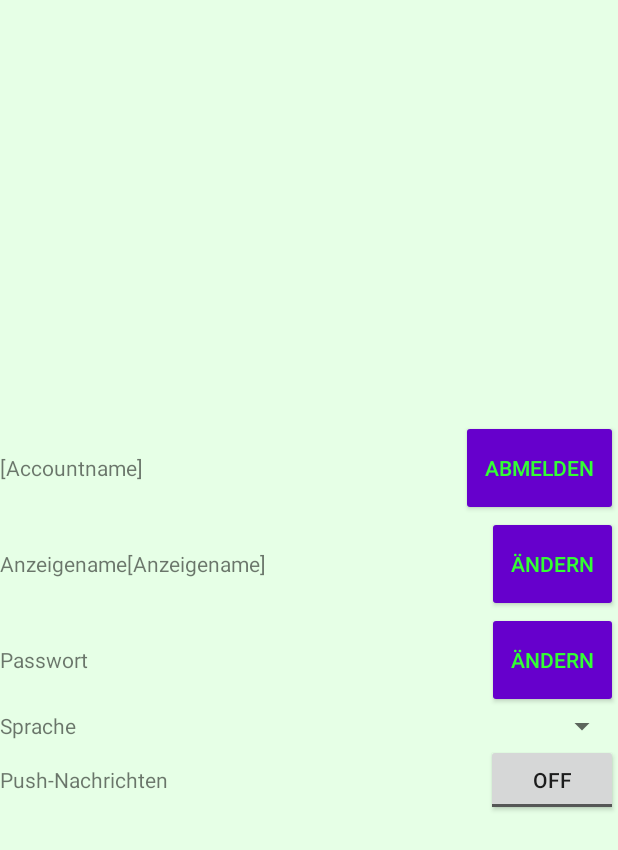
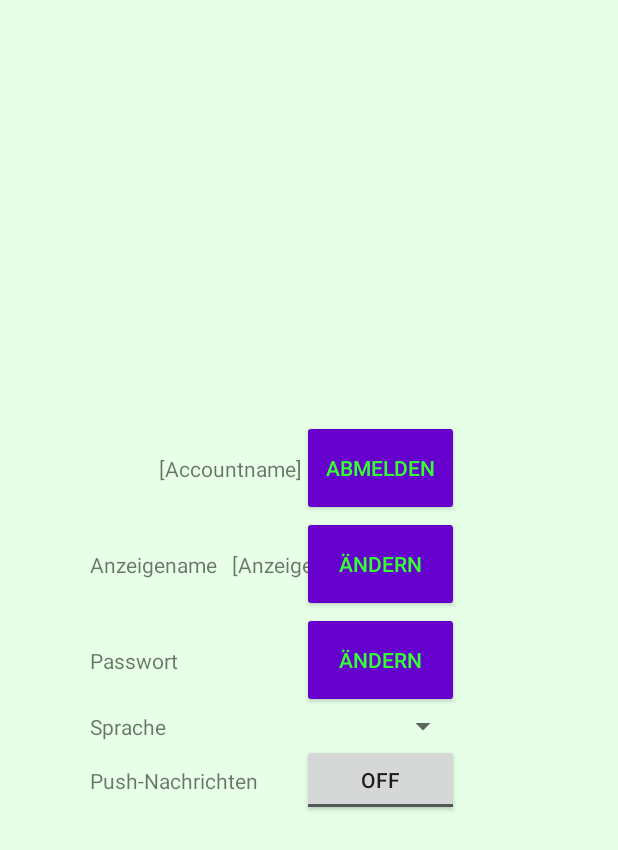
Before and after one commit to elen-niedermeyer/QuizArena, an Android app: the OptionsActivity screen opened directly, with no data from a screen before it, on a phone screen of 412 x 824 dp. Shown: the top 850 px of the screen. Run offline under Robolectric (Android 15) with nearby library versions, the phone set to English and light mode, and no system bars.

Commit message:
convertion to constraint layout

```diff
--- a/app/src/main/res/layout/activity_create_session.xml
+++ b/app/src/main/res/layout/activity_create_session.xml
@@ -6,17 +6,16 @@
     android:layout_height="match_parent"
     tools:context="com.quizarena.sessions.creation.CreateSessionActivity">
 
-
     <EditText
         android:id="@+id/activity_create_session_form_name"
         android:layout_width="wrap_content"
         android:layout_height="wrap_content"
         android:ems="10"
         android:hint="@string/session_name"
+        android:inputType="text"
         android:singleLine="true"
         app:layout_constraintBottom_toTopOf="@id/activity_create_session_error_name"
         app:layout_constraintEnd_toEndOf="parent"
-        app:layout_constraintHorizontal_bias="0.5"
         app:layout_constraintStart_toStartOf="parent"
         app:layout_constraintTop_toTopOf="parent"
         app:layout_constraintVertical_chainStyle="packed" />
@@ -67,6 +66,7 @@
         android:id="@+id/activity_create_session_form_duration_label"
         android:layout_width="wrap_content"
         android:layout_height="wrap_content"
+        android:labelFor="@id/activity_create_session_form_duration"
         android:text="@string/duration"
         app:layout_constraintBottom_toTopOf="@id/activity_create_session_error_duration"
         app:layout_constraintHorizontal_chainStyle="spread_inside"
@@ -105,7 +105,6 @@
         app:layout_constraintStart_toStartOf="@id/activity_create_session_form_duration_label"
         app:layout_constraintTop_toBottomOf="@id/activity_create_session_form_duration_label" />
 
-
     <CheckBox
         android:id="@+id/activity_create_session_isprivate_checkbox"
         android:layout_width="0dp"
@@ -135,16 +134,15 @@
         android:layout_width="0dp"
         android:layout_height="wrap_content"
         android:visibility="gone"
-        app:layout_constraintTop_toBottomOf="@id/activity_create_session_isprivate_password"
         app:layout_constraintBottom_toTopOf="@id/activity_create_session_submit_button"
         app:layout_constraintEnd_toEndOf="@id/activity_create_session_isprivate_password"
-        app:layout_constraintStart_toStartOf="@id/activity_create_session_isprivate_password"/>
+        app:layout_constraintStart_toStartOf="@id/activity_create_session_isprivate_password"
+        app:layout_constraintTop_toBottomOf="@id/activity_create_session_isprivate_password" />
 
     <Button
         android:id="@+id/activity_create_session_submit_button"
         android:layout_width="0dp"
         android:layout_height="wrap_content"
-        android:layout_marginBottom="8dp"
         android:text="@string/create_session"
         app:layout_constraintBottom_toBottomOf="parent"
         app:layout_constraintEnd_toEndOf="@id/activity_create_session_isprivate_checkbox"
--- a/app/src/main/res/layout/activity_options.xml
+++ b/app/src/main/res/layout/activity_options.xml
@@ -1,160 +1,139 @@
 <?xml version="1.0" encoding="utf-8"?>
-<RelativeLayout xmlns:android="http://schemas.android.com/apk/res/android"
+<android.support.constraint.ConstraintLayout xmlns:android="http://schemas.android.com/apk/res/android"
+    xmlns:app="http://schemas.android.com/apk/res-auto"
     xmlns:tools="http://schemas.android.com/tools"
     android:layout_width="match_parent"
     android:layout_height="match_parent"
     tools:context="com.quizarena.options.OptionsActivity">
 
-    <LinearLayout
+    <!-- account name and logout button -->
+    <TextView
+        android:id="@+id/activity_options_account_name"
         android:layout_width="wrap_content"
         android:layout_height="wrap_content"
-        android:layout_centerInParent="true"
-        android:gravity="center_vertical"
-        android:orientation="vertical">
-
-        <!-- account name and logout button -->
-        <RelativeLayout
-            android:layout_width="match_parent"
-            android:layout_height="0dp"
-            android:layout_weight="1">
-
-            <TextView
-                android:layout_width="match_parent"
-                android:layout_height="wrap_content"
-                android:layout_alignParentLeft="true"
-                android:layout_alignParentStart="true"
-                android:layout_centerVertical="true"
-                android:layout_toLeftOf="@id/activity_options_button_logout"
-                android:layout_toStartOf="@id/activity_options_button_logout"
-                android:text="[Accountname]" />
+        android:text="[Accountname]"
+        app:layout_constraintBottom_toBottomOf="@+id/activity_options_button_logout"
+        app:layout_constraintEnd_toStartOf="@id/activity_options_button_logout"
+        app:layout_constraintHorizontal_chainStyle="packed"
+        app:layout_constraintLeft_toRightOf="@id/activity_options_button_logout"
+        app:layout_constraintStart_toStartOf="parent"
+        app:layout_constraintTop_toTopOf="@id/activity_options_button_logout"
+        app:layout_constraintVertical_chainStyle="spread_inside" />
 
     <Button
         android:id="@+id/activity_options_button_logout"
         android:layout_width="wrap_content"
         android:layout_height="wrap_content"
-                android:layout_alignParentEnd="true"
-                android:layout_alignParentRight="true"
-                android:layout_centerVertical="true"
-                android:text="@string/logout" />
-
-        </RelativeLayout>
+        android:text="@string/logout"
+        app:layout_constraintBottom_toTopOf="@id/activity_options_button_change_name"
+        app:layout_constraintEnd_toEndOf="parent"
+        app:layout_constraintRight_toLeftOf="@id/activity_options_account_name"
+        app:layout_constraintStart_toEndOf="@id/activity_options_account_name"
+        app:layout_constraintTop_toTopOf="parent"
+        app:layout_constraintVertical_chainStyle="packed" />
 
     <!-- display name and changing -->
-        <RelativeLayout
-            android:layout_width="match_parent"
-            android:layout_height="0dp"
-            android:layout_weight="1">
-
     <TextView
         android:id="@+id/activity_options_label_display_name"
         android:layout_width="wrap_content"
         android:layout_height="wrap_content"
-                android:layout_alignParentLeft="true"
-                android:layout_alignParentStart="true"
-                android:layout_centerVertical="true"
-                android:text="@string/display_name" />
+        android:layout_marginEnd="10dp"
+        android:labelFor="@id/activity_options_display_name"
+        android:text="@string/display_name"
+        app:layout_constraintBottom_toBottomOf="@id/activity_options_display_name"
+        app:layout_constraintEnd_toStartOf="@id/activity_options_display_name"
+        app:layout_constraintHorizontal_chainStyle="packed"
+        app:layout_constraintStart_toStartOf="@+id/activity_options_account_name"
+        app:layout_constraintTop_toTopOf="@id/activity_options_display_name" />
 
     <TextView
         android:id="@+id/activity_options_display_name"
         android:layout_width="wrap_content"
         android:layout_height="wrap_content"
-                android:layout_centerVertical="true"
-                android:layout_toEndOf="@id/activity_options_label_display_name"
-                android:layout_toLeftOf="@id/activity_options_button_change_name"
-                android:layout_toRightOf="@id/activity_options_label_display_name"
-                android:layout_toStartOf="@id/activity_options_button_change_name"
-                android:text="[Anzeigename]" />
+        android:text="[Anzeigename]"
+        app:layout_constraintBottom_toBottomOf="@id/activity_options_button_change_name"
+        app:layout_constraintEnd_toStartOf="@id/activity_options_button_change_name"
+        app:layout_constraintRight_toLeftOf="@id/activity_options_button_change_name"
+        app:layout_constraintStart_toEndOf="@id/activity_options_label_display_name"
+        app:layout_constraintTop_toTopOf="@id/activity_options_button_change_name" />
 
     <Button
         android:id="@+id/activity_options_button_change_name"
-                android:layout_width="wrap_content"
+        android:layout_width="0dp"
         android:layout_height="wrap_content"
-                android:layout_alignParentEnd="true"
-                android:layout_alignParentRight="true"
-                android:layout_centerVertical="true"
-                android:text="@string/change" />
-
-        </RelativeLayout>
+        android:text="@string/change"
+        app:layout_constraintBottom_toTopOf="@id/activity_options_button_change_password"
+        app:layout_constraintEnd_toEndOf="@+id/activity_options_button_logout"
+        app:layout_constraintRight_toLeftOf="@id/activity_options_display_name"
+        app:layout_constraintStart_toStartOf="@+id/activity_options_button_logout"
+        app:layout_constraintTop_toBottomOf="@id/activity_options_button_logout" />
 
     <!-- password changing -->
-        <RelativeLayout
-            android:layout_width="match_parent"
-            android:layout_height="0dp"
-            android:layout_weight="1">
-
     <TextView
-                android:layout_width="wrap_content"
+        android:id="@+id/activity_options_label_password"
+        android:layout_width="0dp"
         android:layout_height="wrap_content"
-                android:layout_alignParentLeft="true"
-                android:layout_alignParentStart="true"
-                android:layout_centerVertical="true"
-                android:layout_toLeftOf="@id/activity_options_button_change_password"
-                android:layout_toStartOf="@id/activity_options_button_change_password"
-                android:text="@string/password" />
+        android:labelFor="@id/activity_options_button_change_password"
+        android:text="@string/password"
+        app:layout_constraintBottom_toBottomOf="@id/activity_options_button_change_password"
+        app:layout_constraintEnd_toStartOf="@id/activity_options_button_change_password"
+        app:layout_constraintRight_toLeftOf="@id/activity_options_button_change_password"
+        app:layout_constraintStart_toStartOf="@+id/activity_options_label_display_name"
+        app:layout_constraintTop_toTopOf="@id/activity_options_button_change_password" />
 
     <Button
         android:id="@+id/activity_options_button_change_password"
-                android:layout_width="wrap_content"
+        android:layout_width="0dp"
         android:layout_height="wrap_content"
-                android:layout_alignParentEnd="true"
-                android:layout_alignParentRight="true"
-                android:layout_centerVertical="true"
-                android:text="@string/change" />
-
-        </RelativeLayout>
+        android:text="@string/change"
+        app:layout_constraintBottom_toTopOf="@id/activity_options_language"
+        app:layout_constraintEnd_toEndOf="@+id/activity_options_button_change_name"
+        app:layout_constraintLeft_toRightOf="@id/activity_options_label_password"
+        app:layout_constraintStart_toStartOf="@+id/activity_options_button_change_name"
+        app:layout_constraintTop_toBottomOf="@id/activity_options_button_change_name" />
 
     <!-- language changing -->
-        <RelativeLayout
-            android:layout_width="match_parent"
-            android:layout_height="0dp"
-            android:layout_weight="1">
-
     <TextView
-                android:layout_width="wrap_content"
+        android:id="@+id/activity_options_label_language"
+        android:layout_width="0dp"
         android:layout_height="wrap_content"
-                android:layout_alignParentLeft="true"
-                android:layout_alignParentStart="true"
-                android:layout_centerVertical="true"
-                android:layout_toLeftOf="@id/activity_options_language"
-                android:layout_toStartOf="@id/activity_options_language"
-                android:text="@string/language" />
+        android:labelFor="@id/activity_options_language"
+        android:text="@string/language"
+        app:layout_constraintBottom_toBottomOf="@id/activity_options_language"
+        app:layout_constraintEnd_toStartOf="@id/activity_options_language"
+        app:layout_constraintRight_toLeftOf="@id/activity_options_language"
+        app:layout_constraintStart_toStartOf="@id/activity_options_label_password"
+        app:layout_constraintTop_toTopOf="@id/activity_options_language" />
 
     <Spinner
         android:id="@+id/activity_options_language"
-                android:layout_width="wrap_content"
+        android:layout_width="0dp"
         android:layout_height="wrap_content"
-                android:layout_alignParentEnd="true"
-                android:layout_alignParentRight="true"
-                android:layout_centerVertical="true" />
-
-        </RelativeLayout>
+        app:layout_constraintBottom_toTopOf="@id/activity_options_button_push"
+        app:layout_constraintEnd_toEndOf="@+id/activity_options_button_change_password"
+        app:layout_constraintLeft_toRightOf="@id/activity_options_label_language"
+        app:layout_constraintStart_toStartOf="@+id/activity_options_button_change_password"
+        app:layout_constraintTop_toBottomOf="@id/activity_options_button_change_password" />
 
     <!-- push notifications on/off -->
-        <RelativeLayout
-            android:layout_width="match_parent"
-            android:layout_height="0dp"
-            android:layout_weight="1">
-
     <TextView
-                android:layout_width="wrap_content"
+        android:id="@+id/activity_options_label_push"
+        android:layout_width="0dp"
         android:layout_height="wrap_content"
-                android:layout_alignParentLeft="true"
-                android:layout_alignParentStart="true"
-                android:layout_centerVertical="true"
-                android:layout_toLeftOf="@id/activity_options_button_push"
-                android:layout_toStartOf="@id/activity_options_button_push"
-                android:text="@string/push" />
+        android:labelFor="@id/activity_options_button_push"
+        android:text="@string/push"
+        app:layout_constraintBottom_toBottomOf="@id/activity_options_button_push"
+        app:layout_constraintEnd_toStartOf="@id/activity_options_button_push"
+        app:layout_constraintStart_toStartOf="@+id/activity_options_label_language"
+        app:layout_constraintTop_toTopOf="@id/activity_options_button_push" />
 
     <ToggleButton
         android:id="@+id/activity_options_button_push"
-                android:layout_width="wrap_content"
+        android:layout_width="0dp"
         android:layout_height="wrap_content"
-                android:layout_alignParentEnd="true"
-                android:layout_alignParentRight="true"
-                android:layout_centerVertical="true" />
+        app:layout_constraintBottom_toBottomOf="parent"
+        app:layout_constraintEnd_toEndOf="@+id/activity_options_language"
+        app:layout_constraintStart_toStartOf="@+id/activity_options_language"
+        app:layout_constraintTop_toBottomOf="@id/activity_options_language" />
 
-        </RelativeLayout>
-
-    </LinearLayout>
-
-</RelativeLayout>
+</android.support.constraint.ConstraintLayout>
```
Lines whose indentation alone changed are shown as unchanged.
